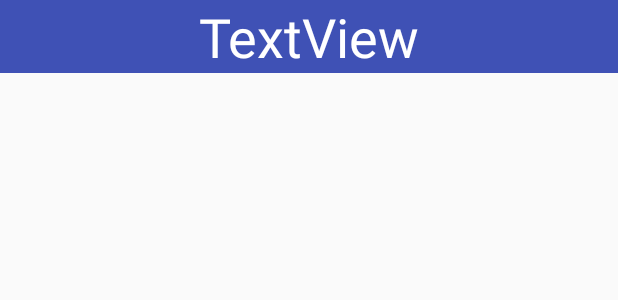
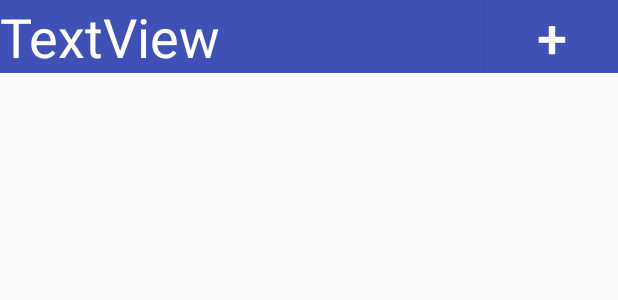
Before and after one commit to dementedapple5/Tasker, an Android app: the layout activity_tasks.xml on its own in the app's theme, with its tools: preview values and no code run, on a phone screen of 412 x 824 dp. Shown: the top 300 px of the screen. Run offline under Robolectric (Android 15) with nearby library versions, the phone set to English and light mode, and no system bars.

Commit message:
Changes in task_activity and new edit_task_activity

```diff
--- a/app/src/main/res/layout/activity_tasks.xml
+++ b/app/src/main/res/layout/activity_tasks.xml
@@ -1,20 +1,40 @@
 <?xml version="1.0" encoding="utf-8"?>
 <LinearLayout xmlns:android="http://schemas.android.com/apk/res/android"
+    xmlns:app="http://schemas.android.com/apk/res-auto"
     xmlns:tools="http://schemas.android.com/tools"
     android:layout_width="match_parent"
     android:layout_height="match_parent"
     android:orientation="vertical"
     tools:context="com.example.usuario.tasker.TasksActivity">
 
-    <TextView
-        android:id="@+id/tv_tasks"
+    <RelativeLayout
         android:layout_width="match_parent"
         android:layout_height="wrap_content"
-        android:text="TextView"
-        android:gravity="center"
-        android:textSize="@dimen/titles"
         android:background="@color/colorPrimary"
-        android:textColor="@color/white_title"/>
+        android:orientation="horizontal">
+
+        <TextView
+            android:id="@+id/tv_tasks"
+            android:layout_width="wrap_content"
+            android:layout_height="wrap_content"
+            android:layout_alignParentStart="true"
+            android:layout_alignParentTop="true"
+            android:text="TextView"
+            android:textColor="@color/white_title"
+            android:textSize="@dimen/titles" />
+
+
+        <Button
+            android:layout_width="wrap_content"
+            android:layout_height="wrap_content"
+            android:layout_alignParentEnd="true"
+            android:layout_alignParentTop="true"
+            android:background="@color/colorPrimary"
+            android:text="+"
+            android:textColor="@color/white_title"
+            android:textSize="@dimen/titles" />
+    </RelativeLayout>
+
 
     <ListView
         android:id="@+id/lv_tasks"
```
